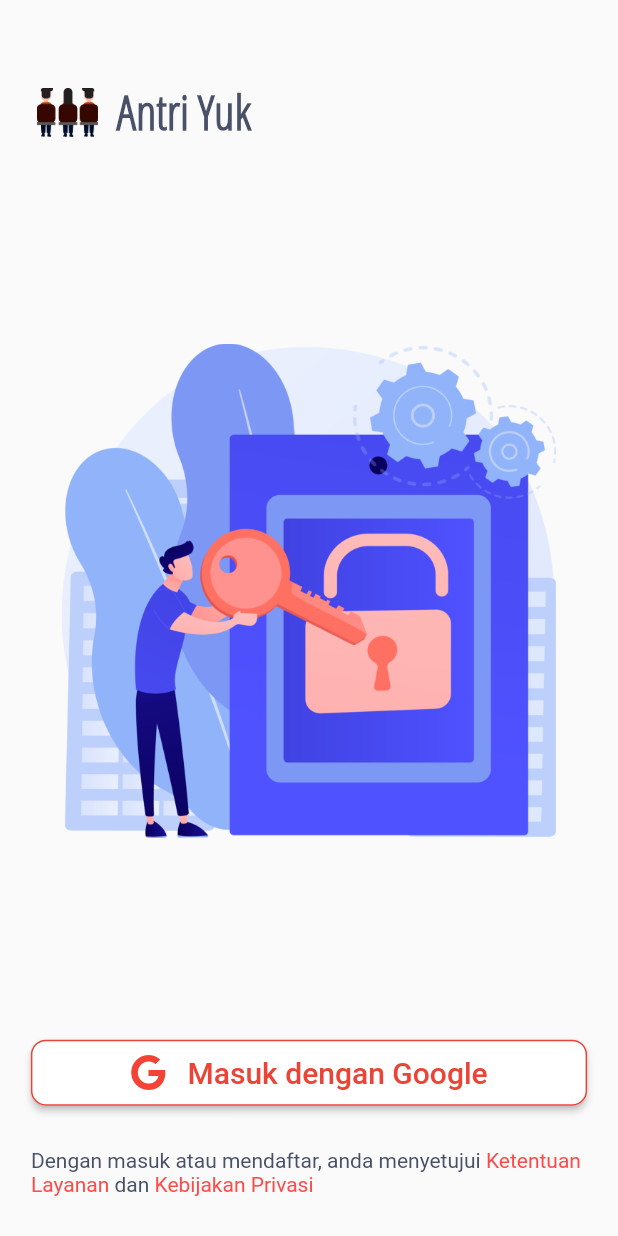
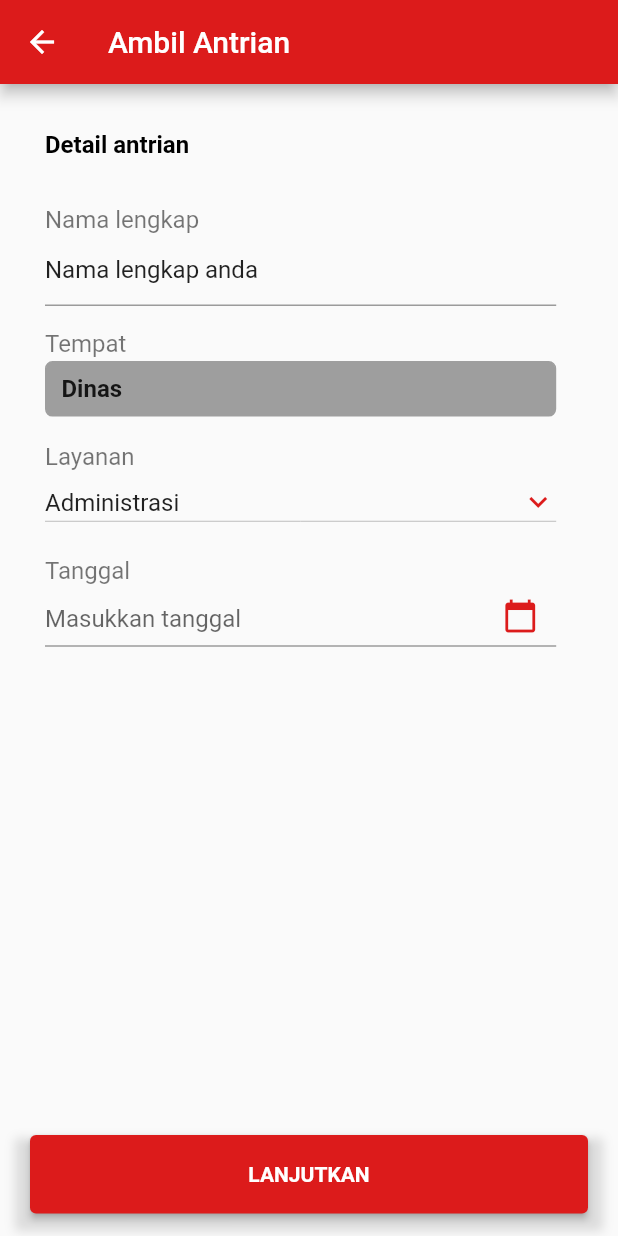
Before and after one commit to Krisnadjie/antriyuk-master, a Flutter app: the screen it shows after launch, on a phone screen of 412 x 824 dp. Run offline on Flutter 3.47's test engine with Material 2 defaults, Android fonts, the phone set to English and light mode, and no system bars; our stand-ins replace firebase_auth, firebase_core, fluttertoast, font_awesome_flutter, google_sign_in; accounts and stored records are empty.

Commit message:
Progress 5

```diff
--- /dev/null
+++ b/lib/AmbilAntri.dart
@@ -0,0 +1,212 @@
+import 'package:flutter/material.dart';
+import 'package:antriyuk/homepage.dart';
+import 'package:antriyuk/reviewantri.dart';
+import 'package:intl/intl.dart';
+
+class AmbilAntri extends StatefulWidget {
+  const AmbilAntri({ Key? key }) : super(key: key);
+
+  @override
+  _AmbilAntriState createState() => _AmbilAntriState();
+}
+
+class _AmbilAntriState extends State<AmbilAntri> {
+  String _valLayanan = "Administrasi";
+  List _listLayanan = [
+    "Administrasi",
+    "Check Up"
+  ];
+  TextEditingController dateinput = TextEditingController();
+
+
+  @override
+  Widget build(BuildContext context) {
+    return Scaffold(
+      appBar: AppBar(
+        backgroundColor: Color(0xffDC1B1B),
+        leading: IconButton(
+          onPressed:()=> Navigator.push(context, MaterialPageRoute(builder: (context)=>HalHome())),
+          icon: Icon(Icons.arrow_back)),
+        title: Text("Ambil Antrian"),
+      ),
+      body: Column(
+        mainAxisAlignment: MainAxisAlignment.end,
+        crossAxisAlignment: CrossAxisAlignment.start,
+        children: [
+          Spacer(flex: 2,),
+          Container(
+            width: MediaQuery.of(context).size.width * 0.4,
+            padding: EdgeInsets.only(left: 30),
+            child: Text("Detail antrian", style: TextStyle(
+              color: Colors.black,
+              fontWeight: FontWeight.bold,
+              fontSize: 16,
+            ),),
+          ),
+          Spacer(flex: 2,),
+          Container(
+            width: MediaQuery.of(context).size.width * 0.4,
+            padding: EdgeInsets.only(left: 30),
+            child: Text("Nama lengkap", style: TextStyle(
+              color: Colors.black54,
+              fontSize: 16,
+            ),),
+          ),
+          Container(
+            padding: EdgeInsets.only(left: 30),
+            width: MediaQuery.of(context).size.width * 0.9,
+            alignment: Alignment.center,
+            child: TextField(
+              textAlign: TextAlign.left,
+              decoration: InputDecoration(
+                hintText: "Nama lengkap anda",
+                hintStyle: TextStyle(color: Colors.black87),
+                border: UnderlineInputBorder(),
+              ),
+            )
+          ),
+
+          Spacer(flex: 1,), //Tempat
+          Container(
+            width: MediaQuery.of(context).size.width * 0.4,
+            padding: EdgeInsets.only(left: 30),
+            child: Text("Tempat", style: TextStyle(
+              color: Colors.black54,
+              fontSize: 16,
+            ),),
+          ),
+          Container(
+            padding: EdgeInsets.only(left: 30),
+            width: MediaQuery.of(context).size.width * 0.9,
+            height: MediaQuery.of(context).size.height * 0.05,
+            alignment: Alignment.center,
+            child: Container(
+              padding: EdgeInsets.only(left: 10),
+              alignment: Alignment.centerLeft,
+              width: MediaQuery.of(context).size.width * 0.899,
+              height: MediaQuery.of(context).size.height * 0.045,
+              decoration: BoxDecoration(
+                color: Colors.grey,
+                borderRadius: BorderRadius.circular(5),
+                border: Border.all(color: Colors.grey)
+              ),
+              child: Text("Dinas",
+              style: TextStyle(
+                fontSize: 16,
+                fontWeight: FontWeight.bold,
+              ),),
+            )
+          ),
+
+          Spacer(flex: 1,), //Tempat
+          Container(
+            width: MediaQuery.of(context).size.width * 0.4,
+            padding: EdgeInsets.only(left: 30),
+            child: Text("Layanan", style: TextStyle(
+              color: Colors.black54,
+              fontSize: 16,
+            ),),
+          ),
+          Container(
+            padding: EdgeInsets.only(left: 30),
+            width: MediaQuery.of(context).size.width * 0.9,
+            height: MediaQuery.of(context).size.height * 0.05,
+            child: DropdownButton(
+              isExpanded: true,
+              hint: Text("Pilih Layanan"),
+              icon: Icon(
+                Icons.keyboard_arrow_down,
+                color: Color(0xffdc1b1b)
+              ),
+              value: _valLayanan,
+              items: _listLayanan.map((value) {
+                return DropdownMenuItem(
+                  child: Text(value),
+                  value: value,
+                );
+              }).toList(),
+              onChanged: (value) {
+                setState(()=> {
+                  this._valLayanan = value.toString()
+                });
+              },
+            ),
+          ),
+
+
+          Spacer(flex: 1,), //Tempat
+          Container(
+            width: MediaQuery.of(context).size.width * 0.4,
+            padding: EdgeInsets.only(left: 30),
+            child: Text("Tanggal", style: TextStyle(
+              color: Colors.black54,
+              fontSize: 16,
+            ),),
+          ),
+          Container(
+            padding: EdgeInsets.only(left: 30),
+            width: MediaQuery.of(context).size.width * 0.9,
+            height: MediaQuery.of(context).size.height * 0.05,
+            child: TextField(
+                controller: dateinput,
+                decoration: InputDecoration(
+                   suffixIcon: Icon(Icons.calendar_today,color: Color(0xffdc1b1b)),
+                   hintText: "Masukkan tanggal",
+                ),
+                readOnly: true,
+                onTap: () async {
+                  DateTime? pickedDate = await showDatePicker(
+                      context: context, initialDate: DateTime.now(),
+                      firstDate: DateTime(2000),
+                      lastDate: DateTime(2101)
+                  );
+                  if(pickedDate != null ){
+                      print(pickedDate);
+                      String formattedDate = DateFormat('yyyy-MM-dd').format(pickedDate);
+                      print(formattedDate);
+                      setState(() {
+                         dateinput.text = formattedDate;
+                      });
+                  }else{
+                      print("Tanggal belum dipilih");
+                  }
+                },
+             )
+          ),
+
+          Spacer(flex: 20,),
+          Container(
+            padding: EdgeInsets.only(left: 20, right: 20, top: 15, bottom: 15),
+            width: MediaQuery.of(context).size.width,
+            height: MediaQuery.of(context).size.height * 0.1,
+            decoration: BoxDecoration(
+              boxShadow: [
+                BoxShadow(
+                  color: Colors.black12,
+                  spreadRadius: -10,
+                  blurRadius: 5,
+                  offset: Offset(0, 7), // changes position of shadow
+                ),
+              ],
+            ),
+            child: SizedBox(
+              width: MediaQuery.of(context).size.width * 0.7,
+              height: MediaQuery.of(context).size.height * 0.05,
+              child: ElevatedButton(
+                onPressed: ()=> Navigator.push(context, MaterialPageRoute(builder: (context)=>ReviewAntri())),
+                child: Text("LANJUTKAN", style: TextStyle(
+                  color: Colors.white,
+                  fontWeight: FontWeight.bold,
+                ),),
+                style: ElevatedButton.styleFrom(
+                  fixedSize: Size.square(20 * 30),
+                  primary: Color(0xffdc1b1b)
+                ),
+              ),
+            ),
+          )
+        ],
+      )
+    );
+  }
+}
--- a/lib/main.dart
+++ b/lib/main.dart
@@ -9,7 +9,7 @@ import 'package:google_sign_in/google_sign_in.dart';
 import 'package:firebase_core/firebase_core.dart';
 import 'package:antriyuk/welcomepage.dart';
 import 'package:antriyuk/loginpage.dart';
-import 'package:antriyuk/homepage.dart';
+import 'package:antriyuk/AmbilAntri.dart';
 
 void main() async {
   WidgetsFlutterBinding.ensureInitialized();
@@ -23,8 +23,7 @@ class MyApp extends StatelessWidget {
     return MaterialApp(
       debugShowCheckedModeBanner: false,
       // home: WelcomePage(),
-      home: LoginPage(),
-      // home: HalHome(),
+      home: AmbilAntri(),
     );
   }
 }
--- /dev/null
+++ b/lib/reviewantri.dart
@@ -0,0 +1,12 @@
+import 'package:flutter/material.dart';
+
+class ReviewAntri extends StatelessWidget {
+  const ReviewAntri({ Key? key }) : super(key: key);
+
+  @override
+  Widget build(BuildContext context) {
+    return Container(
+
+    );
+  }
+}
```
